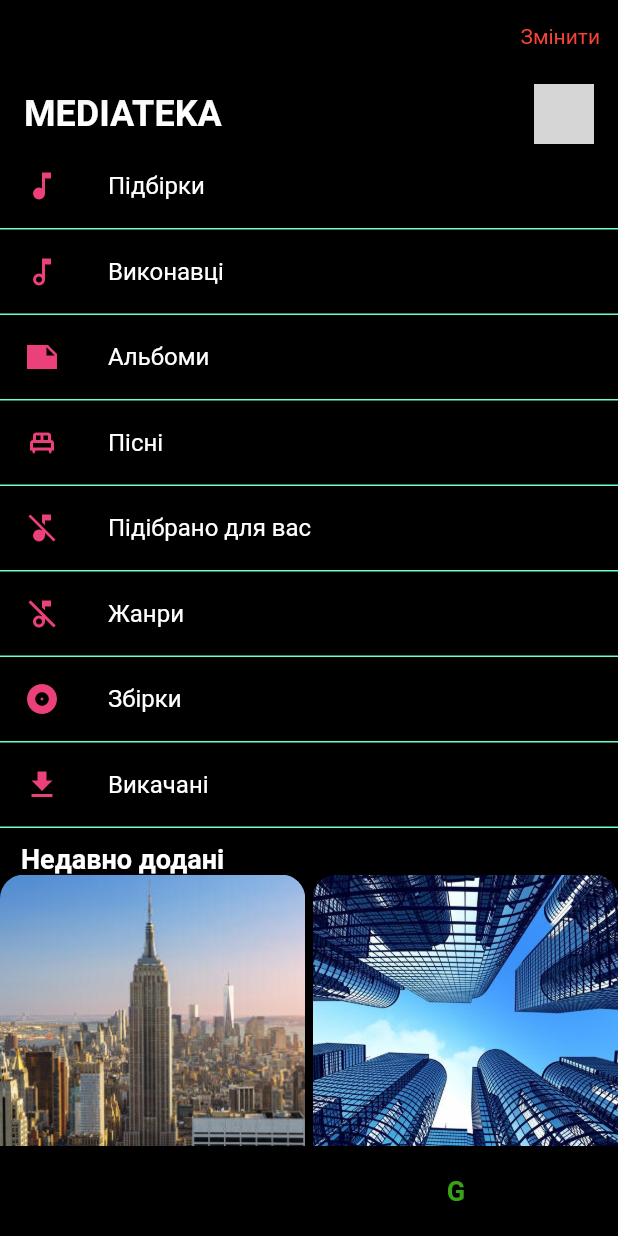
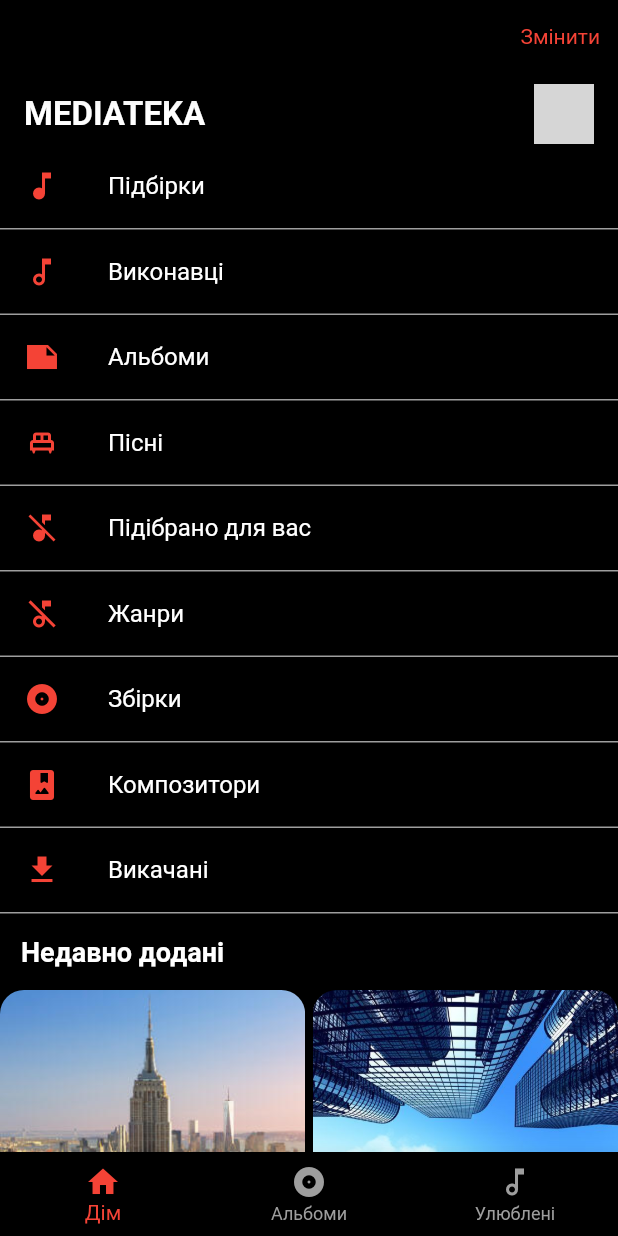
Before and after one commit to SolomiiaT/traffic_lightss, a Flutter app: the screen it shows after launch, on a phone screen of 412 x 824 dp. Run offline on Flutter 3.47's test engine with Material 2 defaults, Android fonts, the phone set to English and light mode, and no system bars; network calls fail; grey boxes are pictures that could not be loaded.

Commit message:
done, not all names of file could be changed

```diff
--- a/lib/button_nav_bar.dart
+++ b/lib/button_nav_bar.dart
@@ -1,117 +1,24 @@
 import 'package:flutter/material.dart';
 import 'package:traffic_lightss/enums.dart';
 
-class Buttons extends StatefulWidget {
+class Buttons extends StatelessWidget {
   const Buttons({super.key});
 
   @override
-  State<Buttons> createState() => _ButtonsState();
-}
-
-class _ButtonsState extends State<Buttons> {
-  ButtonColors selectColor = ButtonColors.blackButtonColor;
-  Color buttonColor = Colors.black;
-  Color buttonColor1 = const Color.fromARGB(255, 129, 221, 133);
-  Color buttonColor2 = const Color.fromARGB(255, 195, 156, 156);
-  Color buttonColor3 = const Color.fromARGB(255, 121, 44, 135);
-
-  @override
   Widget build(BuildContext context) {
-    return SizedBox(
-      width: 400,
-      height: 60,
-      child: ButtonBar(children: [
-        ElevatedButton(
-            onPressed: () {
-              if (selectColor == ButtonColors.greenButtonColor) {
-                selectColor = ButtonColors.blackButtonColor;
-              } else {
-                selectColor = ButtonColors.greenButtonColor;
-              }
-
-              setState(() {});
-            },
-            style: ButtonStyle(
-                backgroundColor: MaterialStateProperty.all<Color>(
-                    selectColor == ButtonColors.greenButtonColor
-                        ? buttonColor1
-                        : buttonColor),
-                side: MaterialStateProperty.all(const BorderSide(
-                  color: Color.fromARGB(255, 58, 162, 24),
-                  width: 6,
-                  style: BorderStyle.none,
-                )),
-                shape: MaterialStateProperty.all<OutlinedBorder>(
-                    const CircleBorder()),
-                elevation: MaterialStateProperty.all<double>(12),
-                fixedSize:
-                    MaterialStateProperty.all<Size>(const Size(200, 200))),
-            child: const Text('G',
-                style: TextStyle(
-                    color: Color.fromARGB(255, 58, 162, 24),
-                    fontSize: 18,
-                    fontWeight: FontWeight.bold))),
-        ElevatedButton(
-            onPressed: () {
-              if (selectColor == ButtonColors.whiteButtonColor) {
-                selectColor = ButtonColors.blackButtonColor;
-              } else {
-                selectColor = ButtonColors.whiteButtonColor;
-              }
-
-              setState(() {});
-            },
-            style: ButtonStyle(
-                backgroundColor: MaterialStateProperty.all<Color>(
-                    selectColor == ButtonColors.whiteButtonColor
-                        ? buttonColor2
-                        : buttonColor),
-                side: MaterialStateProperty.all(const BorderSide(
-                  color: Color.fromARGB(255, 58, 162, 24),
-                  width: 6,
-                  style: BorderStyle.none,
-                )),
-                shape: MaterialStateProperty.all<OutlinedBorder>(
-                    const CircleBorder()),
-                elevation: MaterialStateProperty.all<double>(12),
-                fixedSize:
-                    MaterialStateProperty.all<Size>(const Size(200, 200))),
-            child: const Text('W',
-                style: TextStyle(
-                    color: Color.fromARGB(255, 58, 162, 24),
-                    fontSize: 18,
-                    fontWeight: FontWeight.bold))),
-        ElevatedButton(
-            onPressed: () {
-              if (selectColor == ButtonColors.purpleButtonColor) {
-                selectColor = ButtonColors.blackButtonColor;
-              } else {
-                selectColor = ButtonColors.purpleButtonColor;
-              }
-
-              setState(() {});
-            },
-            style: ButtonStyle(
-                backgroundColor: MaterialStateProperty.all<Color>(
-                    selectColor == ButtonColors.purpleButtonColor
-                        ? buttonColor3
-                        : buttonColor),
-                side: MaterialStateProperty.all(const BorderSide(
-                  color: Color.fromARGB(255, 58, 162, 24),
-                  width: 6,
-                  style: BorderStyle.none,
-                )),
-                shape: MaterialStateProperty.all<OutlinedBorder>(
-                    const CircleBorder()),
-                elevation: MaterialStateProperty.all<double>(12),
-                fixedSize:
-                    MaterialStateProperty.all<Size>(const Size(200, 200))),
-            child: const Text('P',
-                style: TextStyle(
-                    color: Color.fromARGB(255, 58, 162, 24),
-                    fontSize: 18,
-                    fontWeight: FontWeight.bold)))
-      ]),
+    return BottomNavigationBar(
+      backgroundColor: Colors.black12,
+      selectedItemColor: Colors.red,
+      unselectedItemColor: Colors.grey,
+      items: const [
+        BottomNavigationBarItem(
+            icon: Icon(Icons.home),
+            label: 'Дім',
+            backgroundColor: Colors.red), //!why background doesnt change
+        BottomNavigationBarItem(icon: Icon(Icons.album), label: 'Альбоми'),
+        BottomNavigationBarItem(
+            icon: Icon(Icons.music_note_outlined), label: 'Улюблені'),
+      ],
     );
   }
 }
--- a/lib/items.dart
+++ b/lib/list_view.dart
@@ -1,5 +1,5 @@
 import 'package:flutter/material.dart';
-import 'package:traffic_lightss/grid.dart';
+import 'package:traffic_lightss/album_grid.dart';
 import 'package:traffic_lightss/rows.dart';
 
 class ListOfSongs extends StatelessWidget {
@@ -15,7 +15,7 @@ class ListOfSongs extends StatelessWidget {
             ListTile(
               leading: Icon(
                 item.icon,
-                color: Colors.pink.shade400,
+                color: Colors.red,
               ),
               title: Text(
                 item.text,
@@ -23,22 +23,21 @@ class ListOfSongs extends StatelessWidget {
               ),
               onTap: () {},
             ),
-            Container(
-              height: 1,
-              color: const Color.fromARGB(255, 108, 255, 211),
-            )
+            Container(height: 1, color: Colors.grey)
           ]
         ],
         const SizedBox(
-          height: 10,
+          height: 15,
         ),
         const RecentlyAdded(),
+        const SizedBox(
+          height: 15,
+        ),
         const AlbumGrid(),
       ],
     );
   }
 
-  //TODO: you can have methods to init your data and use in build method
   List<MenuItem> _initListOfItemOptions() {
     return const [
       MenuItem(icon: Icons.music_note, text: 'Підбірки'),
@@ -48,10 +47,7 @@ class ListOfSongs extends StatelessWidget {
       MenuItem(icon: Icons.music_off, text: 'Підібрано для вас'),
       MenuItem(icon: Icons.music_off_outlined, text: 'Жанри'),
       MenuItem(icon: Icons.album_sharp, text: 'Збірки'),
-      MenuItem(
-          icon: Icons.photo_album_rounded,
-          text: 'Композитори',
-          isVisible: false),
+      MenuItem(icon: Icons.photo_album_rounded, text: 'Композитори'),
       MenuItem(icon: Icons.download, text: 'Викачані')
       //...
       // continue like this, then use this method in build method to get the list. Remove static field at line 8
--- a/lib/main.dart
+++ b/lib/main.dart
@@ -1,7 +1,7 @@
 import 'package:flutter/material.dart';
 import 'package:traffic_lightss/button_nav_bar.dart';
-import 'package:traffic_lightss/grid.dart';
-import 'package:traffic_lightss/items.dart';
+import 'package:traffic_lightss/album_grid.dart';
+import 'package:traffic_lightss/list_view.dart';
 import 'package:traffic_lightss/rows.dart';
 
 void main() {
@@ -28,10 +28,9 @@ class _MyAppState extends State<MyApp> {
             actions: [
               Padding(
                 padding: const EdgeInsets.only(top: 16.0, right: 12),
-                child: GestureDetector(
+                child: InkWell(
                   onTap: () {},
                   child: const Text(
-                    //!not able to add GestureDetector
                     'Змінити',
                     style: TextStyle(color: Colors.red, fontSize: 14),
                   ),
--- a/lib/rows.dart
+++ b/lib/rows.dart
@@ -12,7 +12,7 @@ class Header extends StatelessWidget {
           Text(
             'MEDIATEKA',
             style: TextStyle(
-                fontSize: 24, fontWeight: FontWeight.bold, color: Colors.white),
+                fontSize: 22, fontWeight: FontWeight.bold, color: Colors.white),
           ),
           Spacer(),
           CircleAvatar(
```
Also changed, not shown: lib/album_grid.dart (renamed from lib/grid.dart).
